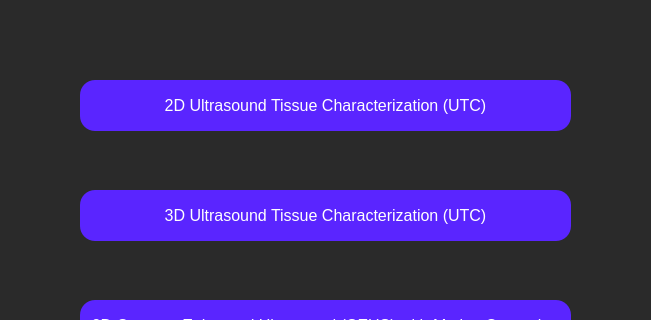
davidspector67/QusTools, file welcome.ui: the form before one commit; both pictures show x 270 to 921 and y 140 to 460 of the 1175 by 749 pixel window.
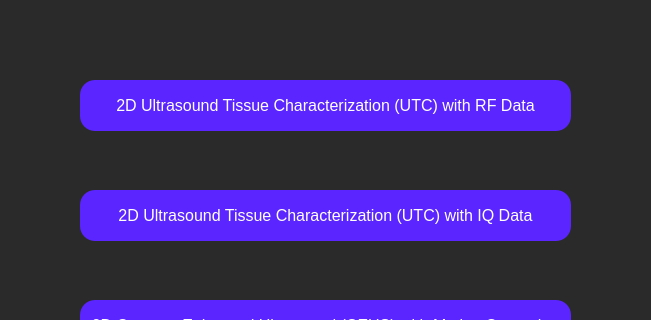
The form after the commit.

Patch:
```diff
--- a/welcome.ui
+++ b/welcome.ui
@@ -71,7 +71,7 @@
 }</string>
    </property>
    <property name="text">
-    <string>2D Ultrasound Tissue Characterization (UTC)</string>
+    <string>2D Ultrasound Tissue Characterization (UTC) with RF Data</string>
    </property>
   </widget>
   <widget class="QPushButton" name="utc3dButton">
@@ -95,7 +95,7 @@
 }</string>
    </property>
    <property name="text">
-    <string>3D Ultrasound Tissue Characterization (UTC)</string>
+    <string>2D Ultrasound Tissue Characterization (UTC) with IQ Data</string>
    </property>
   </widget>
   <widget class="QPushButton" name="ceus2dButton">
```
